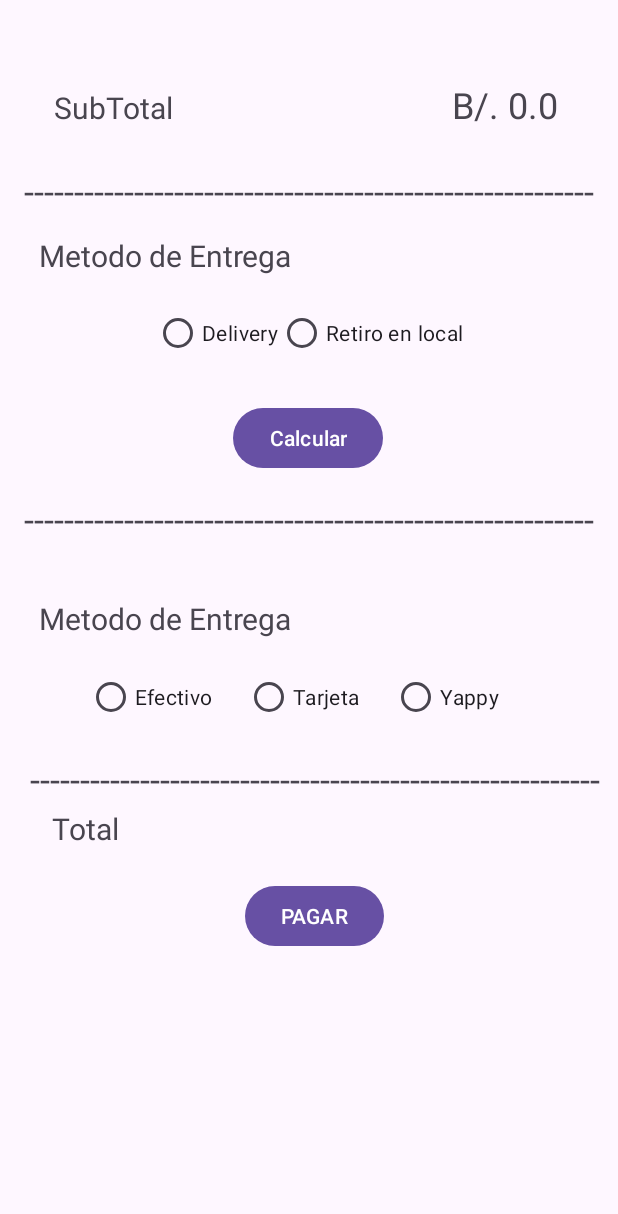
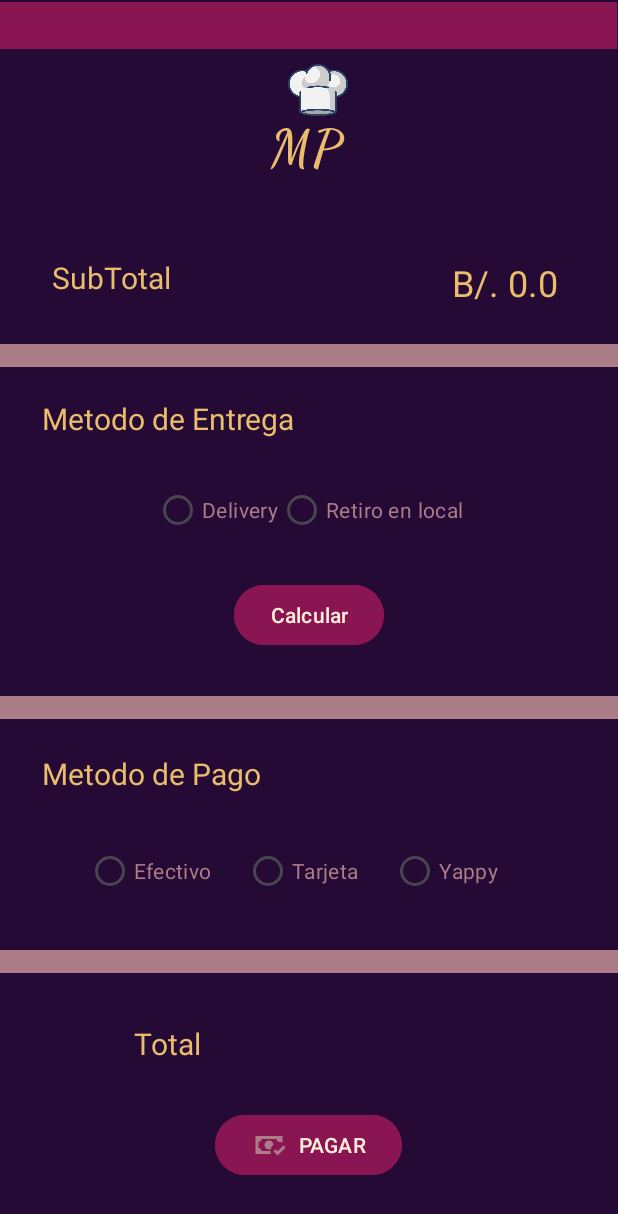
Before and after one commit to Sheens507/Proyecto-Poala-Martin-cafeteria, an Android app: the PasarelaPago screen opened directly, with no data from a screen before it, on a phone screen of 412 x 824 dp. Shown: the top 1214 px of the screen. Run offline under Robolectric (Android 15) with nearby library versions, the phone set to English and light mode, and no system bars.

Commit message:
Diseño Pasarela de Pago
Se realizó el diseño total de la pantalla de pago y se agrego otro icono al boton de pagar

```diff
--- /dev/null
+++ b/app/src/main/res/drawable/cash_check.xml
@@ -0,0 +1 @@
+<!-- drawable/cash_check.xml --><vector xmlns:android="http://schemas.android.com/apk/res/android" android:height="24dp" android:width="24dp" android:viewportWidth="24" android:viewportHeight="24"><path android:fillColor="#000000" android:pathData="M3 6V18H13.32C13.1 17.33 13 16.66 13 16H7C7 14.9 6.11 14 5 14V10C6.11 10 7 9.11 7 8H17C17 9.11 17.9 10 19 10V10.06C19.67 10.06 20.34 10.18 21 10.4V6H3M12 9C10.3 9.03 9 10.3 9 12C9 13.7 10.3 14.94 12 15C12.38 15 12.77 14.92 13.14 14.77C13.41 13.67 13.86 12.63 14.97 11.61C14.85 10.28 13.59 8.97 12 9M21.63 12.27L17.76 16.17L16.41 14.8L15 16.22L17.75 19L23.03 13.68L21.63 12.27Z" /></vector>
--- a/app/src/main/res/layout/activity_pasarela_pago.xml
+++ b/app/src/main/res/layout/activity_pasarela_pago.xml
@@ -5,7 +5,63 @@
     android:id="@+id/main"
     android:layout_width="match_parent"
     android:layout_height="match_parent"
+    android:background="#240A34"
     tools:context=".PasarelaPago">
+
+    <!-- RadioGroup para seleccionar el método de entrega -->
+
+    <!-- Botón para pagar -->
+
+    <LinearLayout
+        android:layout_width="412dp"
+        android:layout_height="15dp"
+        android:background="@color/MoradoClaro"
+        android:orientation="vertical"
+        app:layout_constraintBottom_toBottomOf="parent"
+        app:layout_constraintEnd_toEndOf="parent"
+        app:layout_constraintHorizontal_bias="0.0"
+        app:layout_constraintStart_toStartOf="parent"
+        app:layout_constraintTop_toTopOf="parent"
+        app:layout_constraintVertical_bias="0.574"></LinearLayout>
+
+    <LinearLayout
+        android:layout_width="412dp"
+        android:layout_height="15dp"
+        android:background="@color/MoradoClaro"
+        android:orientation="vertical"
+        app:layout_constraintBottom_toBottomOf="parent"
+        app:layout_constraintEnd_toEndOf="parent"
+        app:layout_constraintHorizontal_bias="0.0"
+        app:layout_constraintStart_toStartOf="parent"
+        app:layout_constraintTop_toTopOf="parent"
+        app:layout_constraintVertical_bias="0.284"></LinearLayout>
+
+    <ImageView
+        android:id="@+id/imageView6"
+        android:layout_width="89dp"
+        android:layout_height="45dp"
+        app:layout_constraintBottom_toBottomOf="parent"
+        app:layout_constraintEnd_toEndOf="parent"
+        app:layout_constraintHorizontal_bias="0.518"
+        app:layout_constraintStart_toStartOf="parent"
+        app:layout_constraintTop_toTopOf="parent"
+        app:layout_constraintVertical_bias="0.048"
+        app:srcCompat="@drawable/chefhat" />
+
+    <TextView
+        android:layout_width="wrap_content"
+        android:layout_height="wrap_content"
+        android:fontFamily="cursive"
+        android:text="M"
+        android:textColor="#E9BD6C"
+        android:textSize="34sp"
+        android:textStyle="bold"
+        app:layout_constraintBottom_toBottomOf="parent"
+        app:layout_constraintEnd_toEndOf="parent"
+        app:layout_constraintHorizontal_bias="0.468"
+        app:layout_constraintStart_toStartOf="parent"
+        app:layout_constraintTop_toTopOf="parent"
+        app:layout_constraintVertical_bias="0.099" />
 
     <TextView
         android:id="@+id/textViewSumaTotal"
@@ -13,91 +69,139 @@
         android:layout_height="wrap_content"
         android:layout_centerInParent="true"
         android:text="Suma Total"
+        android:textColor="#E9BD6C"
         android:textSize="24sp"
         app:layout_constraintBottom_toBottomOf="parent"
         app:layout_constraintEnd_toEndOf="parent"
         app:layout_constraintHorizontal_bias="0.882"
         app:layout_constraintStart_toStartOf="parent"
         app:layout_constraintTop_toTopOf="parent"
-        app:layout_constraintVertical_bias="0.067" />
+        app:layout_constraintVertical_bias="0.217" />
+
+    <RadioGroup
+        android:id="@+id/radioGroup2"
+        android:layout_width="296dp"
+        android:layout_height="53dp"
+        android:orientation="horizontal"
+        app:layout_constraintBottom_toBottomOf="parent"
+        app:layout_constraintEnd_toEndOf="parent"
+        app:layout_constraintHorizontal_bias="0.495"
+        app:layout_constraintStart_toStartOf="parent"
+        app:layout_constraintTop_toTopOf="parent"
+        app:layout_constraintVertical_bias="0.722">
+
+        <RadioButton
+            android:id="@+id/radioButton3"
+            android:layout_width="wrap_content"
+            android:layout_height="wrap_content"
+            android:layout_weight="1"
+            android:text="Efectivo"
+            android:textColor="#AC7D88" />
+
+        <RadioButton
+            android:id="@+id/radioButton4"
+            android:layout_width="wrap_content"
+            android:layout_height="wrap_content"
+            android:layout_weight="1"
+            android:text="Tarjeta"
+            android:textColor="#AC7D88" />
+
+        <RadioButton
+            android:id="@+id/radioButton5"
+            android:layout_width="wrap_content"
+            android:layout_height="wrap_content"
+            android:layout_weight="1"
+            android:text="Yappy"
+            android:textColor="#AC7D88" />
+    </RadioGroup>
+
+    <TextView
+        android:id="@+id/textView2"
+        android:layout_width="wrap_content"
+        android:layout_height="wrap_content"
+        android:text="Metodo de Entrega"
+        android:textColor="#E9BD6C"
+        android:textSize="20sp"
+        app:layout_constraintBottom_toBottomOf="parent"
+        app:layout_constraintEnd_toEndOf="parent"
+        app:layout_constraintHorizontal_bias="0.116"
+        app:layout_constraintStart_toStartOf="parent"
+        app:layout_constraintTop_toTopOf="parent"
+        app:layout_constraintVertical_bias="0.333" />
+
+    <Button
+        android:id="@+id/pagofinal"
+        android:layout_width="wrap_content"
+        android:layout_height="wrap_content"
+        android:backgroundTint="@color/Button"
+        android:drawableLeft="@drawable/cash_check"
+        android:drawableTint="@color/MoradoClaro"
+        android:text="PAGAR"
+        android:textColor="#FFEDD8"
+        android:textColorLink="#FF0000"
+        app:layout_constraintBottom_toBottomOf="parent"
+        app:layout_constraintEnd_toEndOf="parent"
+        app:layout_constraintHorizontal_bias="0.498"
+        app:layout_constraintStart_toStartOf="parent"
+        app:layout_constraintTop_toTopOf="parent"
+        app:layout_constraintVertical_bias="0.953" />
+
+    <TextView
+        android:layout_width="31dp"
+        android:layout_height="46dp"
+        android:fontFamily="cursive"
+        android:text="P"
+        android:textColor="#E9BD6C"
+        android:textSize="34sp"
+        android:textStyle="bold"
+        app:layout_constraintBottom_toBottomOf="parent"
+        app:layout_constraintEnd_toEndOf="parent"
+        app:layout_constraintHorizontal_bias="0.547"
+        app:layout_constraintStart_toStartOf="parent"
+        app:layout_constraintTop_toTopOf="parent"
+        app:layout_constraintVertical_bias="0.099" />
+
+    <TextView
+        android:id="@+id/textView2"
+        android:layout_width="wrap_content"
+        android:layout_height="wrap_content"
+        android:text="Metodo de Pago"
+        android:textColor="#E9BD6C"
+        android:textSize="20sp"
+        app:layout_constraintBottom_toBottomOf="parent"
+        app:layout_constraintEnd_toEndOf="parent"
+        app:layout_constraintHorizontal_bias="0.106"
+        app:layout_constraintStart_toStartOf="parent"
+        app:layout_constraintTop_toTopOf="parent"
+        app:layout_constraintVertical_bias="0.63" />
 
     <TextView
         android:id="@+id/textView2"
         android:layout_width="wrap_content"
         android:layout_height="wrap_content"
         android:text="SubTotal"
+        android:textColor="#E9BD6C"
         android:textSize="20sp"
         app:layout_constraintBottom_toBottomOf="parent"
         app:layout_constraintEnd_toEndOf="parent"
-        app:layout_constraintHorizontal_bias="0.109"
+        app:layout_constraintHorizontal_bias="0.105"
         app:layout_constraintStart_toStartOf="parent"
         app:layout_constraintTop_toTopOf="parent"
-        app:layout_constraintVertical_bias="0.073" />
+        app:layout_constraintVertical_bias="0.215" />
 
-    <TextView
-        android:id="@+id/textView2"
+    <Button
+        android:id="@+id/buttonCal"
         android:layout_width="wrap_content"
         android:layout_height="wrap_content"
-        android:text="Metodo de Entrega"
-        android:textSize="20sp"
-        app:layout_constraintBottom_toBottomOf="parent"
-        app:layout_constraintEnd_toEndOf="parent"
-        app:layout_constraintHorizontal_bias="0.108"
-        app:layout_constraintStart_toStartOf="parent"
-        app:layout_constraintTop_toTopOf="parent"
-        app:layout_constraintVertical_bias="0.197" />
-
-    <TextView
-        android:id="@+id/textView2"
-        android:layout_width="wrap_content"
-        android:layout_height="wrap_content"
-        android:text="Metodo de Entrega"
-        android:textSize="20sp"
-        app:layout_constraintBottom_toBottomOf="parent"
-        app:layout_constraintEnd_toEndOf="parent"
-        app:layout_constraintHorizontal_bias="0.107"
-        app:layout_constraintStart_toStartOf="parent"
-        app:layout_constraintTop_toTopOf="parent" />
-
-    <TextView
-        android:id="@+id/textView4"
-        android:layout_width="wrap_content"
-        android:layout_height="wrap_content"
-        android:text="---------------------------------------------------------"
-        android:textSize="24sp"
-        app:layout_constraintBottom_toBottomOf="parent"
-        app:layout_constraintEnd_toEndOf="parent"
-        app:layout_constraintHorizontal_bias="0.49"
-        app:layout_constraintStart_toStartOf="parent"
-        app:layout_constraintTop_toTopOf="parent"
-        app:layout_constraintVertical_bias="0.14" />
-
-    <!-- RadioGroup para seleccionar el método de entrega -->
-
-    <TextView
-        android:id="@+id/textView4"
-        android:layout_width="wrap_content"
-        android:layout_height="wrap_content"
-        android:text="---------------------------------------------------------"
-        android:textSize="24sp"
+        android:backgroundTint="@color/Button"
+        android:text="Calcular"
+        android:textColor="#FFEDD8"
+        android:textColorLink="#FF0000"
         app:layout_constraintBottom_toBottomOf="parent"
         app:layout_constraintEnd_toEndOf="parent"
         app:layout_constraintStart_toStartOf="parent"
         app:layout_constraintTop_toTopOf="parent"
-        app:layout_constraintVertical_bias="0.416" />
-
-    <TextView
-        android:id="@+id/textView4"
-        android:layout_width="wrap_content"
-        android:layout_height="wrap_content"
-        android:text="---------------------------------------------------------"
-        android:textSize="24sp"
-        app:layout_constraintBottom_toBottomOf="parent"
-        app:layout_constraintEnd_toEndOf="parent"
-        app:layout_constraintHorizontal_bias="0.619"
-        app:layout_constraintStart_toStartOf="parent"
-        app:layout_constraintTop_toTopOf="parent"
-        app:layout_constraintVertical_bias="0.635" />
+        app:layout_constraintVertical_bias="0.497" />
 
     <RadioGroup
         android:id="@+id/radioGroup"
@@ -106,108 +210,78 @@
         android:orientation="horizontal"
         app:layout_constraintBottom_toBottomOf="parent"
         app:layout_constraintEnd_toEndOf="parent"
-        app:layout_constraintHorizontal_bias="0.5"
         app:layout_constraintStart_toStartOf="parent"
         app:layout_constraintTop_toTopOf="parent"
-        app:layout_constraintVertical_bias="0.255">
+        app:layout_constraintVertical_bias="0.407">
 
         <!-- RadioButton para Delivery -->
         <RadioButton
             android:id="@+id/radioButton"
             android:layout_width="wrap_content"
             android:layout_height="wrap_content"
-            android:text="Delivery" />
+            android:text="Delivery"
+            android:textColor="#AC7D88" />
 
         <!-- RadioButton para Retiro en local -->
         <RadioButton
             android:id="@+id/radioButton2"
             android:layout_width="wrap_content"
             android:layout_height="wrap_content"
-            android:text="Retiro en local" />
+            android:text="Retiro en local"
+            android:textColor="#AC7D88" />
 
     </RadioGroup>
-
-    <!-- Botón para pagar -->
-    <Button
-        android:id="@+id/buttonCal"
-        android:layout_width="wrap_content"
-        android:layout_height="wrap_content"
-        android:text="Calcular"
-        app:layout_constraintBottom_toBottomOf="parent"
-        app:layout_constraintEnd_toEndOf="parent"
-        app:layout_constraintHorizontal_bias="0.498"
-        app:layout_constraintStart_toStartOf="parent"
-        app:layout_constraintTop_toTopOf="parent"
-        app:layout_constraintVertical_bias="0.345" />
-
-    <Button
-        android:id="@+id/pagofinal"
-        android:layout_width="wrap_content"
-        android:layout_height="wrap_content"
-        android:text="PAGAR"
-        app:layout_constraintBottom_toBottomOf="parent"
-        app:layout_constraintEnd_toEndOf="parent"
-        app:layout_constraintHorizontal_bias="0.511"
-        app:layout_constraintStart_toStartOf="parent"
-        app:layout_constraintTop_toTopOf="parent"
-        app:layout_constraintVertical_bias="0.756" />
 
     <TextView
         android:id="@+id/textView2"
         android:layout_width="wrap_content"
         android:layout_height="wrap_content"
         android:text="Total"
+        android:textColor="#E9BD6C"
         android:textSize="20sp"
         app:layout_constraintBottom_toBottomOf="parent"
         app:layout_constraintEnd_toEndOf="parent"
-        app:layout_constraintHorizontal_bias="0.095"
+        app:layout_constraintHorizontal_bias="0.243"
         app:layout_constraintStart_toStartOf="parent"
         app:layout_constraintTop_toTopOf="parent"
-        app:layout_constraintVertical_bias="0.676" />
+        app:layout_constraintVertical_bias="0.856" />
 
     <TextView
         android:id="@+id/totalfinal"
         android:layout_width="wrap_content"
         android:layout_height="wrap_content"
+        android:textColor="#E9BD6C"
         android:textSize="24sp"
         app:layout_constraintBottom_toBottomOf="parent"
         app:layout_constraintEnd_toEndOf="parent"
-        app:layout_constraintHorizontal_bias="0.778"
+        app:layout_constraintHorizontal_bias="0.754"
         app:layout_constraintStart_toStartOf="parent"
         app:layout_constraintTop_toTopOf="parent"
-        app:layout_constraintVertical_bias="0.682" />
+        app:layout_constraintVertical_bias="0.855" />
 
-    <RadioGroup
-        android:id="@+id/radioGroup2"
-        android:layout_width="296dp"
-        android:layout_height="53dp"
-        android:orientation="horizontal"
+    <LinearLayout
+        android:layout_width="411dp"
+        android:layout_height="31dp"
+        android:background="#891652"
+        android:orientation="vertical"
         app:layout_constraintBottom_toBottomOf="parent"
         app:layout_constraintEnd_toEndOf="parent"
+        app:layout_constraintHorizontal_bias="0.0"
         app:layout_constraintStart_toStartOf="parent"
         app:layout_constraintTop_toTopOf="parent"
-        app:layout_constraintVertical_bias="0.572">
+        app:layout_constraintVertical_bias="0.002"></LinearLayout>
 
-        <RadioButton
-            android:id="@+id/radioButton3"
-            android:layout_width="wrap_content"
-            android:layout_height="wrap_content"
-            android:layout_weight="1"
-            android:text="Efectivo" />
+    <LinearLayout
+        android:layout_width="412dp"
+        android:layout_height="15dp"
+        android:background="@color/MoradoClaro"
+        android:orientation="vertical"
+        app:layout_constraintBottom_toBottomOf="parent"
+        app:layout_constraintEnd_toEndOf="parent"
+        app:layout_constraintHorizontal_bias="0.0"
+        app:layout_constraintStart_toStartOf="parent"
+        app:layout_constraintTop_toTopOf="parent"
+        app:layout_constraintVertical_bias="0.783"></LinearLayout>
 
-        <RadioButton
-            android:id="@+id/radioButton4"
-            android:layout_width="wrap_content"
-            android:layout_height="wrap_content"
-            android:layout_weight="1"
-            android:text="Tarjeta" />
-
-        <RadioButton
-            android:id="@+id/radioButton5"
-            android:layout_width="wrap_content"
-            android:layout_height="wrap_content"
-            android:layout_weight="1"
-            android:text="Yappy" />
-    </RadioGroup>
 
 </androidx.constraintlayout.widget.ConstraintLayout>
```
